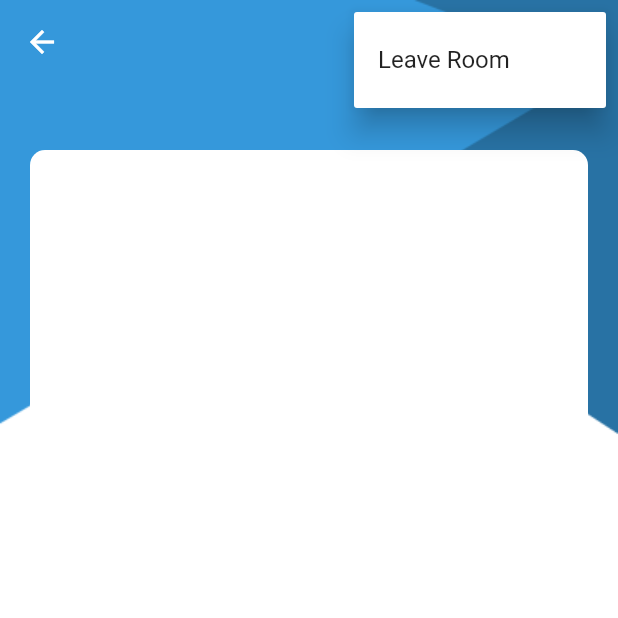
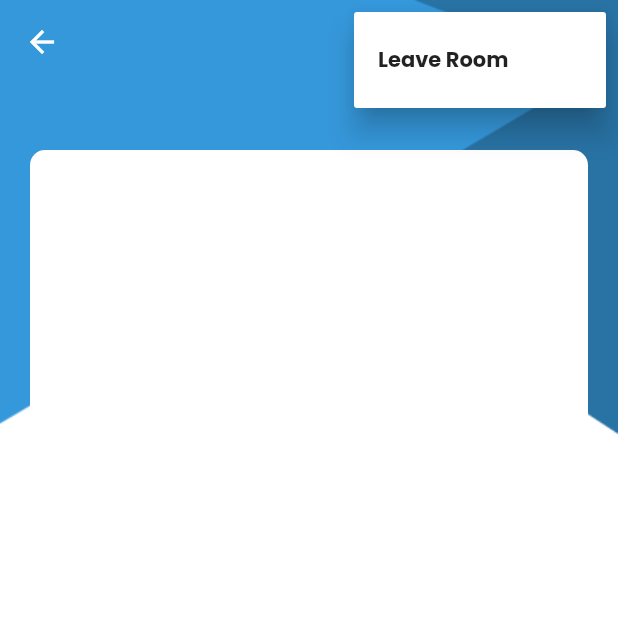
Before and after one commit to Eyadzz/chat_app, a Flutter app: the Chat screen opened directly with empty values, after a tap on the "more vert" icon, on a phone screen of 412 x 824 dp, the top half of it. Run offline on Flutter 3.47's test engine with Material 2 defaults, Android fonts, the phone set to English and light mode, and no system bars; our stand-ins replace cloud_firestore, firebase_auth, firebase_core, fluttertoast; accounts and stored records are empty.

Commit message:
updated appbar

```diff
--- a/lib/components/DefaultAppBar.dart
+++ b/lib/components/DefaultAppBar.dart
@@ -6,8 +6,9 @@ class DefaultAppBar extends StatefulWidget implements PreferredSizeWidget {
   @override
   final Size preferredSize; // default is 56.0
 
-  DefaultAppBar(this.appbarTitle, {Key? key}) : preferredSize = Size.fromHeight(60.0),super(key: key);
+  DefaultAppBar(this.appbarTitle, this.actions, {Key? key}) : preferredSize = Size.fromHeight(60.0),super(key: key);
   String appbarTitle;
+  Widget actions;
   @override
   _DefaultAppBarState createState() => _DefaultAppBarState();
 }
@@ -28,15 +29,7 @@ class _DefaultAppBarState extends State<DefaultAppBar>{
       backgroundColor: Colors.transparent,
       elevation: 0,
       actions: [
-        PopupMenuButton(
-            onSelected: (value)=>Navigator.pushReplacementNamed(context, HomeScreen.routeName),
-            itemBuilder:(context) => [
-              PopupMenuItem(
-                child: Text("Leave Room"),
-                value: 1,
-              )
-            ],
-        ),
+        widget.actions
       ],
     );
   }
--- a/lib/main.dart
+++ b/lib/main.dart
@@ -1,6 +1,6 @@
-import 'package:chat_app/tabs/home/AddRoom.dart';
+import 'package:chat_app/tabs/add_room/AddRoom.dart';
 import 'package:chat_app/tabs/home/HomeScreen.dart';
-import 'package:chat_app/tabs/home/JoinRoomScreen.dart';
+import 'package:chat_app/tabs/join_room/JoinRoomScreen.dart';
 import 'package:chat_app/tabs/chat/RoomDetailsScreen.dart';
 import 'package:chat_app/tabs/chat/Chat.dart';
 import 'package:chat_app/tabs/login/LogInScreen.dart';
--- a/lib/tabs/home/AddRoom.dart
+++ b/lib/tabs/add_room/AddRoom.dart
@@ -4,7 +4,7 @@ import 'package:chat_app/utility/DatabaseHelper.dart';
 import 'package:flutter/material.dart';
 import 'package:fluttertoast/fluttertoast.dart';
 
-import 'HomeScreen.dart';
+import '../home/HomeScreen.dart';
 
 class AddRoom extends StatefulWidget {
   static const String routeName = 'addRoom';
@@ -44,7 +44,7 @@ class _AddRoomState extends State<AddRoom> {
           ),
           Scaffold(
             backgroundColor: Colors.transparent,
-            appBar: DefaultAppBar("Chat App"),
+            appBar: DefaultAppBar("Chat App",Container()),
             body: Center(
               child: Container(
                 padding: EdgeInsets.all(12),
--- a/lib/tabs/chat/Chat.dart
+++ b/lib/tabs/chat/Chat.dart
@@ -1,4 +1,5 @@
 import 'package:chat_app/tabs/chat/MessageHandler.dart';
+import 'package:chat_app/tabs/home/HomeScreen.dart';
 import 'package:chat_app/utility/DatabaseHelper.dart';
 import 'package:chat_app/tabs/chat/RoomDetailsScreen.dart';
 import 'package:chat_app/utility/User.dart';
@@ -39,6 +40,15 @@ class _ChatState extends State<Chat> {
     room = args.room!;
     messageRef = getMessageWithConverter(room.id);
     provider = Provider.of<AppProvider>(context);
+    var popUpMenu = PopupMenuButton(
+      onSelected: (value)=>Navigator.pushReplacementNamed(context, HomeScreen.routeName),
+      itemBuilder:(context) => [
+        PopupMenuItem(
+          child: Text("Leave Room" , style: TextStyle(fontSize: 14, fontFamily: "Poppins_Bold")),
+          value: 1,
+        )
+      ],
+    );
     final Stream<QuerySnapshot<Message>> messageStream = messageRef.orderBy('time').snapshots();
     return Stack(
       children: [
@@ -52,7 +62,7 @@ class _ChatState extends State<Chat> {
         ),
         Scaffold(
           backgroundColor: Colors.transparent,
-          appBar: DefaultAppBar(room.name),
+          appBar: DefaultAppBar(room.name, popUpMenu),
           body: Container(
             margin: EdgeInsets.symmetric(vertical: 40,horizontal: 20),
             decoration: BoxDecoration(
--- a/lib/tabs/home/HomeScreen.dart
+++ b/lib/tabs/home/HomeScreen.dart
@@ -1,10 +1,10 @@
-import 'package:chat_app/components/CustomAppBar.dart';
+import 'package:chat_app/components/HomeAppBar.dart';
 import 'package:chat_app/components/SideMenu.dart';
 import 'package:chat_app/utility/DatabaseHelper.dart';
 import 'package:cloud_firestore/cloud_firestore.dart';
 import 'package:flutter/material.dart';
 import 'package:chat_app/utility/Room.dart';
-import 'AddRoom.dart';
+import '../add_room/AddRoom.dart';
 import 'RoomGridItem.dart';
 class HomeScreen extends StatefulWidget {
 
@@ -54,7 +54,7 @@ class _HomeScreenState extends State<HomeScreen> with SingleTickerProviderStateM
               Navigator.pushNamed(context, AddRoom.routeName);
             },
             child: Icon(Icons.add)),
-        appBar: CustomAppBar("Chat App"),
+        appBar: HomeAppBar("Chat App"),
         body: Column(
 
           children: [
--- a/lib/tabs/home/RoomGridItem.dart
+++ b/lib/tabs/home/RoomGridItem.dart
@@ -1,4 +1,4 @@
-import 'package:chat_app/tabs/home/JoinRoomScreen.dart';
+import 'package:chat_app/tabs/join_room/JoinRoomScreen.dart';
 import 'package:chat_app/utility/Room.dart';
 import 'package:chat_app/tabs/chat/RoomDetailsScreen.dart';
 import 'package:flutter/material.dart';
--- a/lib/tabs/home/JoinRoomScreen.dart
+++ b/lib/tabs/join_room/JoinRoomScreen.dart
@@ -30,7 +30,7 @@ class _JoinRoomScreenState extends State<JoinRoomScreen> {
       ),
       Scaffold(
         backgroundColor: Colors.transparent,
-        appBar:DefaultAppBar(args.room!.name),
+        appBar:DefaultAppBar(args.room!.name,Container()),
         body: Container(
             padding: EdgeInsets.only(top: 40,bottom: 12,left: 12,right:12),
             margin: EdgeInsets.symmetric(vertical: 30, horizontal: 30),
--- a/lib/tabs/login/LogInScreen.dart
+++ b/lib/tabs/login/LogInScreen.dart
@@ -40,7 +40,7 @@ class _LoginState extends State<Login> {
         ),
         Scaffold(
           backgroundColor: Colors.transparent,
-          appBar: DefaultAppBar("Login"),
+          appBar: DefaultAppBar("Login",Container()),
           body: Container(
             padding: EdgeInsets.all(12),
             child: Center(
--- a/lib/tabs/register/RegistrationScreen.dart
+++ b/lib/tabs/register/RegistrationScreen.dart
@@ -47,7 +47,7 @@ class _RegistrationScreenState extends State<RegistrationScreen> {
         ),
         Scaffold(
           backgroundColor: Colors.transparent,
-          appBar: DefaultAppBar("Create Account"),
+          appBar: DefaultAppBar("Create Account",Container()),
           body: Container(
             padding: EdgeInsets.all(12),
             child: Center(
```
Also changed, not shown: lib/components/HomeAppBar.dart (renamed from lib/components/CustomAppBar.dart, +4 -9 lines), assets/images/movies.png (renamed from assets/images/Movies.png).
